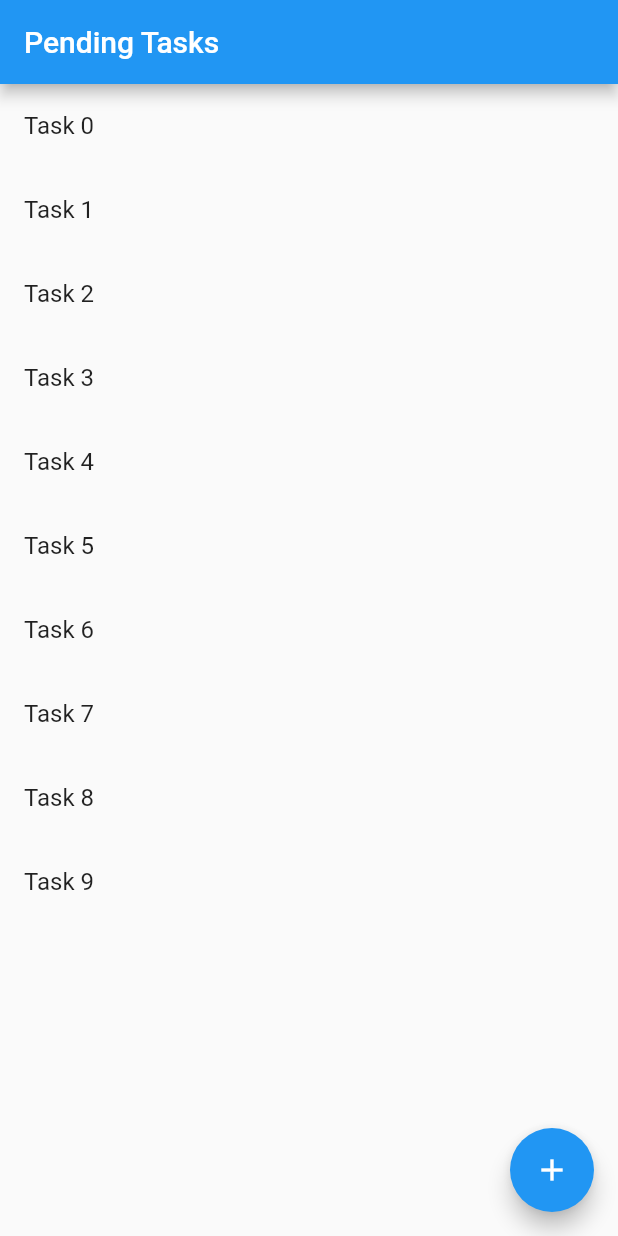
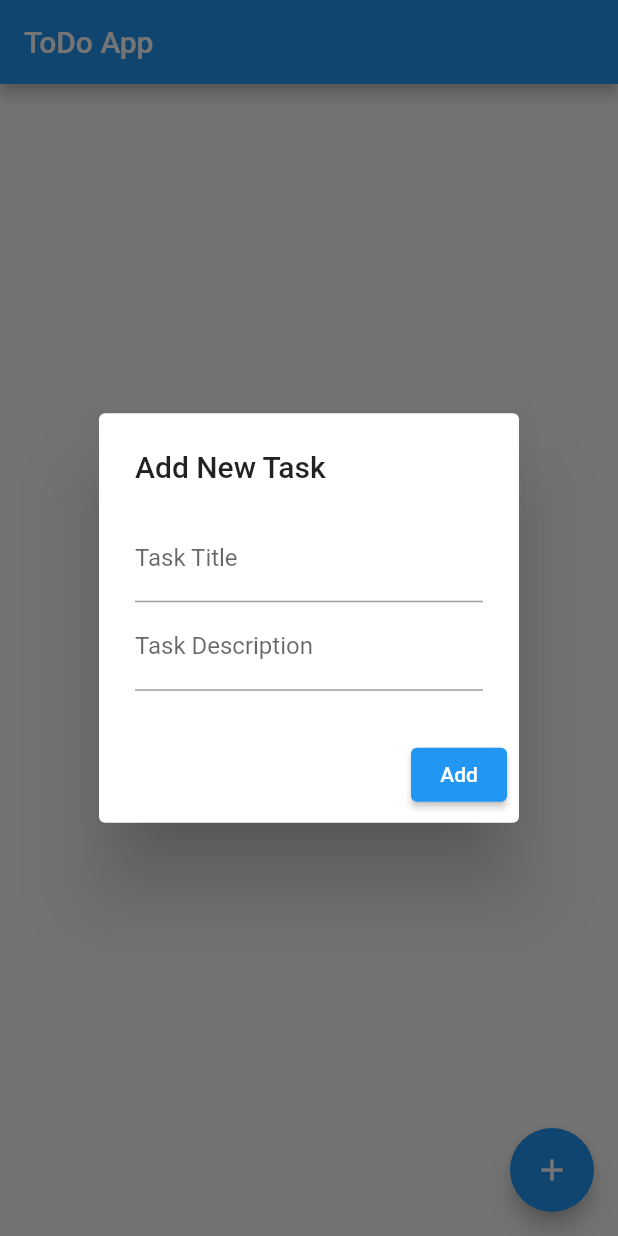
Before and after one commit to JPBP22/mini_challenge_2, a Flutter app: the screen it shows after launch, after a tap on the "add" icon, on a phone screen of 412 x 824 dp. Run offline on Flutter 3.47's test engine with Material 2 defaults, Android fonts, the phone set to English and light mode, and no system bars.

Commit message:
Update main.dart
button works

```diff
--- a/task_app/lib/main.dart
+++ b/task_app/lib/main.dart
@@ -8,20 +8,63 @@ class MyApp extends StatelessWidget {
   @override
   Widget build(BuildContext context) {
     return MaterialApp(
-      home: Scaffold(
-        appBar: AppBar(title: Text('Pending Tasks')),
-        body: ListView.builder(
-          itemCount: 10, // placeholder, replace with dynamic list later
-          itemBuilder: (context, index) {
-            return ListTile(title: Text('Task $index'));
+      home: HomePage(),
+    );
+  }
+}
+
+class HomePage extends StatelessWidget {
+  Future<void> _displayAddTaskDialog(BuildContext context) async {
+    String taskTitle, taskDescription;
+    DateTime dueDate;
+    return showDialog(
+        context: context,
+        builder: (context) {
+          return AlertDialog(
+            title: Text('Add New Task'),
+            content: Column(
+              mainAxisSize: MainAxisSize.min,
+              children: [
+                TextField(
+                  decoration: InputDecoration(labelText: 'Task Title'),
+                  onChanged: (value) {
+                    taskTitle = value;
                   },
+                ),
+                TextField(
+                  decoration: InputDecoration(labelText: 'Task Description'),
+                  onChanged: (value) {
+                    taskDescription = value;
+                  },
+                ),
+              ],
+            ),
+            actions: [
+              ElevatedButton(
+                onPressed: () {
+                  Navigator.of(context).pop();
+                },
+                child: Text('Add'),
+              ),
+            ],
+          );
+        });
+  }
+
+  @override
+  Widget build(BuildContext context) {
+    return Scaffold(
+      appBar: AppBar(
+        title: Text('ToDo App'),
+      ),
+      body: Center(
+        child: Text('List of tasks will appear here'),
       ),
       floatingActionButton: FloatingActionButton(
         onPressed: () {
-            // Will implement dialog or bottom sheet
+          _displayAddTaskDialog(context);
         },
         child: Icon(Icons.add),
-        ),
       ),
     );
   }
```
Lines whose indentation alone changed are shown as unchanged.
